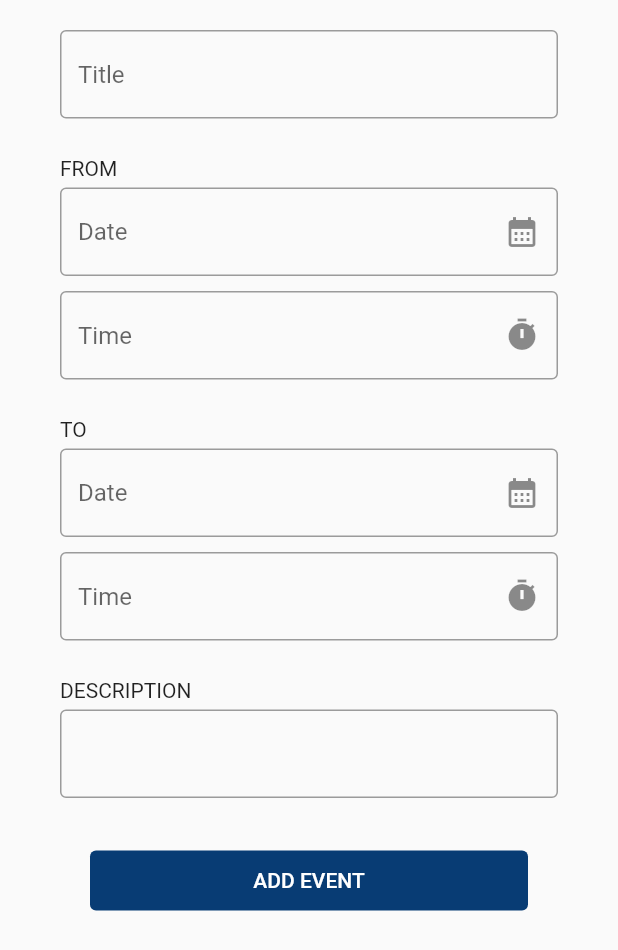
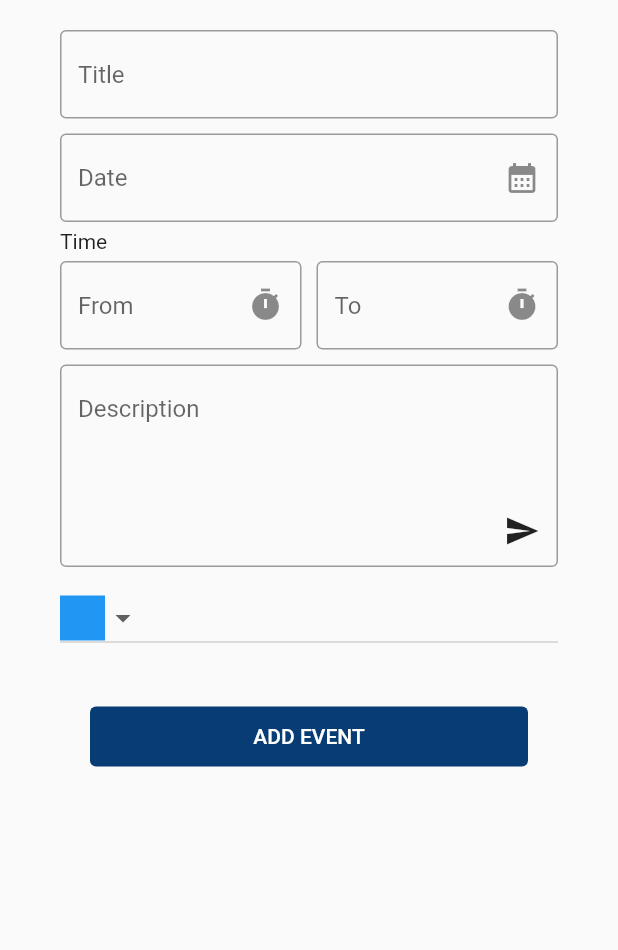
Before and after one commit to What-s-CalU/Front_End, a Flutter app: the AddEventPage screen opened directly, after a tap on "ADD EVENT", on a phone screen of 412 x 824 dp. Shown: the top 950 px of the screen. Run offline on Flutter 3.47's test engine with Material 2 defaults, Android fonts, the phone set to English and light mode, and no system bars; our stand-ins replace syncfusion_flutter_calendar.

Commit message:
added color and description to add event page & calendar

```diff
--- a/flutter_application/lib/model/Events.dart
+++ b/flutter_application/lib/model/Events.dart
@@ -7,12 +7,14 @@ class Event {
   final DateTime endTime;
   final String subject;
   final Color color;
+  final String? description;
 
   Event({
     required this.startTime,
     required this.endTime,
     required this.subject,
     required this.color,
+    this.description,
   });
 }
 
@@ -30,27 +32,39 @@ Widget appointmentBuilder(BuildContext context, CalendarAppointmentDetails detai
       ),
       borderRadius: BorderRadius.circular(12),
     ),
+    child: Padding(
+      padding: const EdgeInsets.all(3.0),
       child: Column(
-      mainAxisAlignment: MainAxisAlignment.center,
+        mainAxisAlignment: MainAxisAlignment.start,
+        crossAxisAlignment: CrossAxisAlignment.start,
         children: [
+          Text(
+            event.subject,
+            style: const TextStyle(
+              color: Colors.white,
+              fontSize: 14,
+              fontWeight: FontWeight.bold,
+            ),
+          ),
           if (controller.view == CalendarView.month)
             Text(
               '${DateFormat.jm().format(event.startTime)} - ${DateFormat.jm().format(event.endTime)}',
-            style: TextStyle(
-              color: Colors.black,
-              fontSize: 12,
+              style: const TextStyle(
+                color: Colors.white,
+                fontSize: 14,
                 fontWeight: FontWeight.bold,
               ),
             ),
-        SizedBox(height: 4),
+          if (event.description != null && controller.view == CalendarView.day)
             Text(
-          event.subject,
-          style: TextStyle(
-            color: Colors.black,
-            fontSize: 14,
+              event.description!,
+              style: const TextStyle(
+                color: Colors.white,
+                fontSize: 12,
               ),
             ),
         ],
       ),
+    ),
   );
 }
--- a/flutter_application/lib/model/eventDataSource.dart
+++ b/flutter_application/lib/model/eventDataSource.dart
@@ -28,4 +28,8 @@ class EventDataSource extends CalendarDataSource {
   Color getColor(int index) {
     return appointments![index].color;
   }
+
+  String getDescription(int index) {
+    return appointments![index].description;
+  }
 }
--- a/flutter_application/lib/pageUtility/addEventPageUtil.dart
+++ b/flutter_application/lib/pageUtility/addEventPageUtil.dart
@@ -34,7 +34,7 @@ DateTime convertStringsToDateTime(String date, String time) {
 
 Padding textBeforeTextField(String text) {
   return Padding(
-    padding: EdgeInsets.fromLTRB(40, 20, 40, 0),
+    padding: EdgeInsets.fromLTRB(40, 0, 40, 0),
     child: Text(text),
   );
 }
@@ -67,10 +67,8 @@ Padding dateInputField(TextEditingController controller, BuildContext context) {
   );
 }
 
-Padding timeInputField(TextEditingController controller, BuildContext context) {
-  return Padding(
-    padding: const EdgeInsets.fromLTRB(40, 5, 40, 5),
-    child: TextField(
+TextField timeInputField(TextEditingController controller, BuildContext context, String hint) {
+  return TextField(
     controller: controller,
     decoration: InputDecoration(
       suffixIcon: GestureDetector(
@@ -85,18 +83,22 @@ Padding timeInputField(TextEditingController controller, BuildContext context) {
         },
         child: const Icon(Icons.timer),
       ),
-        hintText: "Time",
+      hintText: hint,
       border: const OutlineInputBorder(),
-      ),
     ),
   );
 }
 
-Padding descriptionTextField() {
+Padding descriptionTextField(BuildContext context, TextEditingController controller) {
   return Padding(
     padding: const EdgeInsets.fromLTRB(40, 5, 40, 5),
-    child: TextField(
+    child: Stack(
+      children: [
+        TextField(
+          controller: controller,
+          maxLines: 5,
           decoration: InputDecoration(
+            hintText: "Description",
             border: OutlineInputBorder(
               borderSide: BorderSide(
                 width: 2,
@@ -105,5 +107,61 @@ Padding descriptionTextField() {
             ),
           ),
         ),
+        Positioned(
+          bottom: 0,
+          right: 0,
+          child: IconButton(
+            icon: const Icon(Icons.send),
+            onPressed: () {
+              // Close the keyboard
+              FocusScope.of(context).unfocus();
+              // Handle send button press
+            },
+          ),
+        ),
+      ],
+    ),
   );
 }
+
+Widget timeInputFields(TextEditingController fromController, TextEditingController toController, BuildContext context) {
+  return Padding(
+    padding: const EdgeInsets.fromLTRB(40, 5, 40, 5),
+    child: Row(
+      mainAxisAlignment: MainAxisAlignment.spaceEvenly,
+      children: <Widget>[
+        Expanded(
+            child: Padding(
+          padding: const EdgeInsets.fromLTRB(0, 0, 5, 0),
+          child: timeInputField(fromController, context, "From"),
+        )),
+        Expanded(
+            child: Padding(
+          padding: const EdgeInsets.fromLTRB(5, 0, 0, 0),
+          child: timeInputField(toController, context, "To"),
+        )),
+      ],
+    ),
+  );
+}
+
+Widget buildColorDropdownButton(List<Color> colors, Color selectedColor, ValueChanged<Color?> onChanged) {
+  // Define a list of DropdownMenuItem widgets based on the provided colors
+  List<DropdownMenuItem<Color>> colorItems = colors.map((color) {
+    return DropdownMenuItem<Color>(
+      value: color,
+      child: Container(
+        width: 30,
+        height: 30,
+        color: color,
+      ),
+    );
+  }).toList();
+
+  // Create the dropdown button widget
+  return DropdownButton<Color>(
+    value: selectedColor,
+    items: colorItems,
+    onChanged: onChanged,
+  );
+}
--- a/flutter_application/lib/pages/AddEventPage.dart
+++ b/flutter_application/lib/pages/AddEventPage.dart
@@ -16,10 +16,20 @@ class AddEventPage extends StatefulWidget {
 
 class _AddEventPageState extends State<AddEventPage> {
   final TextEditingController _toTimeController = TextEditingController();
-  final TextEditingController _toDateController = TextEditingController();
   final TextEditingController _fromTimeController = TextEditingController();
-  final TextEditingController _fromDateController = TextEditingController();
+  final TextEditingController _dateController = TextEditingController();
   final TextEditingController _titleController = TextEditingController();
+  final TextEditingController _descriptionController = TextEditingController();
+  final List<Color> colorOptions = [
+    Colors.blue,
+    Colors.red,
+    Colors.green,
+    Colors.yellow,
+    Colors.orange,
+    Colors.purple,
+    Colors.pink,
+  ];
+  Color selectedColor = Colors.blue;
   Color mainColor = const Color(0xff083c74);
 
   @override
@@ -33,15 +43,20 @@ class _AddEventPageState extends State<AddEventPage> {
       body: ListView(
         children: <Widget>[
           buildTitleTextField(_titleController),
-          textBeforeTextField("FROM"),
-          dateInputField(_fromDateController, context),
-          timeInputField(_fromTimeController, context),
-          textBeforeTextField("TO"),
-          dateInputField(_toDateController, context),
-          timeInputField(_toTimeController, context),
-          textBeforeTextField("DESCRIPTION"),
-          descriptionTextField(),
+          dateInputField(_dateController, context),
+          textBeforeTextField("Time"),
+          timeInputFields(_fromTimeController, _toTimeController, context),
+          descriptionTextField(context, _descriptionController),
           Padding(
+            padding: const EdgeInsets.fromLTRB(40, 5, 40, 5),
+            child: buildColorDropdownButton(colorOptions, selectedColor, (color) {
+              setState(() {
+                selectedColor = color!;
+              });
+            }),
+          ),
+          Expanded(
+            child: Padding(
               padding: const EdgeInsets.fromLTRB(60, 30, 60, 0),
               child: SizedBox(
                 width: double.infinity,
@@ -49,10 +64,11 @@ class _AddEventPageState extends State<AddEventPage> {
                 child: TextButton(
                   onPressed: () {
                     Event newEvent = Event(
-                    startTime: convertStringsToDateTime(_fromDateController.text, _fromTimeController.text),
-                    endTime: convertStringsToDateTime(_toDateController.text, _toTimeController.text),
+                      startTime: convertStringsToDateTime(_dateController.text, _fromTimeController.text),
+                      endTime: convertStringsToDateTime(_dateController.text, _toTimeController.text),
                       subject: _titleController.text,
-                    color: Colors.blue,
+                      color: selectedColor,
+                      description: _descriptionController.text,
                     );
                     //if return correct event add it and return to home page
                     final provider = Provider.of<EventProvider>(context, listen: false);
@@ -69,6 +85,7 @@ class _AddEventPageState extends State<AddEventPage> {
                 ),
               ),
             ),
+          ),
         ],
       ),
     );
```
Lines whose indentation alone changed are shown as unchanged.
